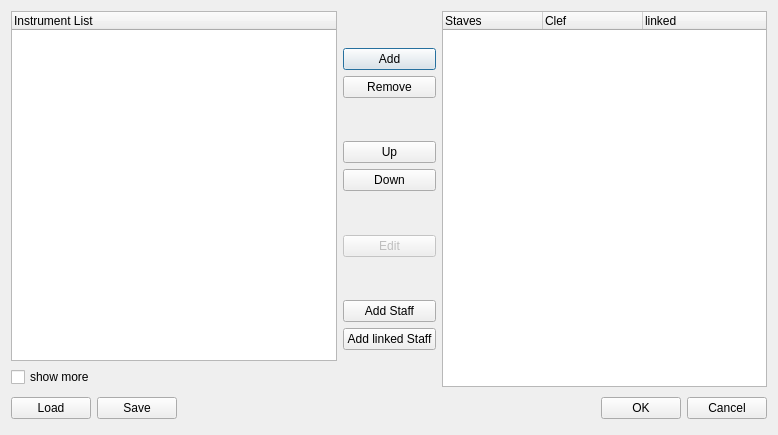
The window that mscore/mscore/instrdialog.ui (musescore/musescore-old) describes before a commit, drawn with Qt 5.
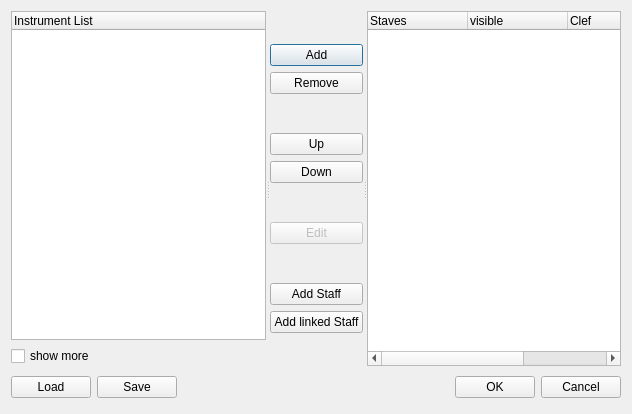
The same window after the commit.

Patch:
```diff
--- a/mscore/mscore/instrdialog.ui
+++ b/mscore/mscore/instrdialog.ui
@@ -6,8 +6,8 @@
    <rect>
     <x>0</x>
     <y>0</y>
-    <width>778</width>
-    <height>435</height>
+    <width>632</width>
+    <height>414</height>
    </rect>
   </property>
   <property name="windowTitle">
@@ -15,8 +15,14 @@
   </property>
   <layout class="QVBoxLayout" name="verticalLayout_2">
    <item>
-    <layout class="QHBoxLayout" name="horizontalLayout">
-     <item>
+    <widget class="QSplitter" name="splitter">
+     <property name="orientation">
+      <enum>Qt::Horizontal</enum>
+     </property>
+     <property name="childrenCollapsible">
+      <bool>false</bool>
+     </property>
+     <widget class="QWidget" name="">
       <layout class="QVBoxLayout" name="verticalLayout">
        <item>
         <widget class="QTreeWidget" name="instrumentList">
@@ -47,8 +53,8 @@
         </widget>
        </item>
       </layout>
-     </item>
-     <item>
+     </widget>
+     <widget class="QWidget" name="">
       <layout class="QVBoxLayout">
        <property name="spacing">
         <number>6</number>
@@ -72,7 +78,7 @@
        <item>
         <widget class="QPushButton" name="addButton">
          <property name="sizePolicy">
-          <sizepolicy hsizetype="Minimum" vsizetype="Fixed">
+          <sizepolicy hsizetype="Preferred" vsizetype="Fixed">
            <horstretch>0</horstretch>
            <verstretch>0</verstretch>
           </sizepolicy>
@@ -191,6 +197,12 @@
        </item>
        <item>
         <widget class="QPushButton" name="linkedButton">
+         <property name="sizePolicy">
+          <sizepolicy hsizetype="Preferred" vsizetype="Fixed">
+           <horstretch>0</horstretch>
+           <verstretch>0</verstretch>
+          </sizepolicy>
+         </property>
          <property name="text">
           <string>Add linked Staff</string>
          </property>
@@ -210,8 +222,7 @@
         </spacer>
        </item>
       </layout>
-     </item>
-     <item>
+     </widget>
       <widget class="QTreeWidget" name="partiturList">
        <property name="alternatingRowColors">
         <bool>true</bool>
@@ -220,13 +231,18 @@
         <bool>true</bool>
        </property>
        <property name="columnCount">
-        <number>3</number>
+       <number>4</number>
        </property>
        <column>
         <property name="text">
          <string>Staves</string>
         </property>
        </column>
+      <column>
+       <property name="text">
+        <string>visible</string>
+       </property>
+      </column>
        <column>
         <property name="text">
          <string>Clef</string>
@@ -241,8 +257,7 @@
         </property>
        </column>
       </widget>
-     </item>
-    </layout>
+    </widget>
    </item>
    <item>
     <layout class="QHBoxLayout">
@@ -281,6 +296,12 @@
      </item>
      <item>
       <widget class="QPushButton" name="okButton">
+       <property name="sizePolicy">
+        <sizepolicy hsizetype="Preferred" vsizetype="Fixed">
+         <horstretch>0</horstretch>
+         <verstretch>0</verstretch>
+        </sizepolicy>
+       </property>
        <property name="text">
         <string>OK</string>
        </property>
```
Lines whose indentation alone changed are shown as unchanged.
